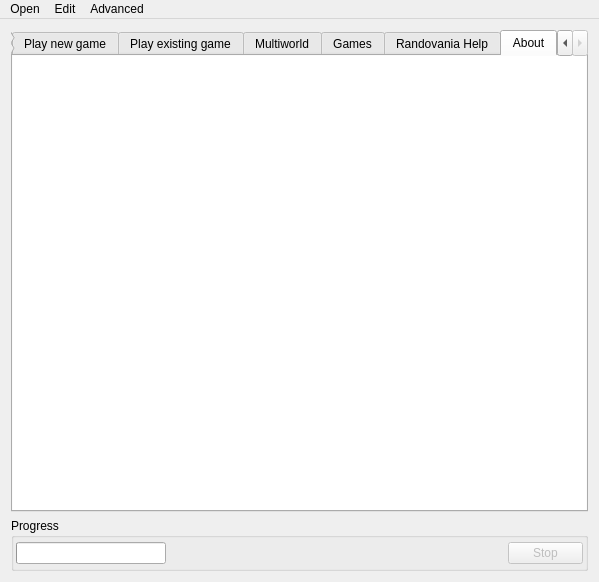
This is randovania/gui/ui_files/main_window.ui in randovania/randovania as Qt 5 draws it before an edit. The edited form follows.
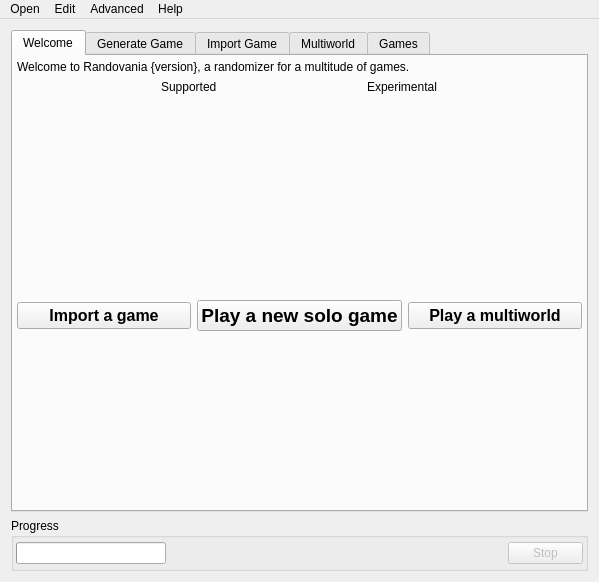
This is the edited form. The open tabs and pages were chosen to show the change. Custom widgets are drawn as their Qt base class.

Commit message: move help tabs to a dropdown menu/popup windows

```diff
--- a/randovania/gui/ui_files/main_window.ui
+++ b/randovania/gui/ui_files/main_window.ui
@@ -210,7 +210,7 @@
         <bool>true</bool>
        </property>
        <attribute name="title">
-        <string>Play new game</string>
+        <string>Generate Game</string>
        </attribute>
        <widget class="QWidget" name="play_new_contents">
         <property name="geometry">
@@ -225,7 +225,7 @@
       </widget>
       <widget class="QWidget" name="tab_play_existing">
        <attribute name="title">
-        <string>Play existing game</string>
+        <string>Import Game</string>
        </attribute>
        <layout class="QVBoxLayout" name="play_existing_layout">
         <item>
@@ -347,40 +347,6 @@
         <string>Games</string>
        </attribute>
       </widget>
-      <widget class="RandovaniaHelpWidget" name="help_tab">
-       <attribute name="title">
-        <string>Randovania Help</string>
-       </attribute>
-      </widget>
-      <widget class="QWidget" name="about_tab">
-       <attribute name="title">
-        <string>About</string>
-       </attribute>
-       <layout class="QGridLayout" name="about_layout">
-        <property name="leftMargin">
-         <number>0</number>
-        </property>
-        <property name="topMargin">
-         <number>0</number>
-        </property>
-        <property name="rightMargin">
-         <number>0</number>
-        </property>
-        <property name="bottomMargin">
-         <number>0</number>
-        </property>
-        <item row="0" column="0">
-         <widget class="QTextBrowser" name="about_text_browser">
-          <property name="frameShape">
-           <enum>QFrame::NoFrame</enum>
-          </property>
-          <property name="openExternalLinks">
-           <bool>true</bool>
-          </property>
-         </widget>
-        </item>
-       </layout>
-      </widget>
      </widget>
     </item>
     <item>
@@ -495,7 +461,7 @@
      <x>0</x>
      <y>0</y>
      <width>599</width>
-     <height>17</height>
+     <height>21</height>
     </rect>
    </property>
    <widget class="QMenu" name="menu_open">
@@ -540,9 +506,19 @@
     <addaction name="separator"/>
     <addaction name="menu_action_layout_editor"/>
    </widget>
+   <widget class="QMenu" name="menu_help">
+    <property name="title">
+     <string>Help</string>
+    </property>
+    <addaction name="menu_action_help"/>
+    <addaction name="menu_action_changelog"/>
+    <addaction name="separator"/>
+    <addaction name="menu_action_about"/>
+   </widget>
    <addaction name="menu_open"/>
    <addaction name="menu_edit"/>
    <addaction name="menu_advanced"/>
+   <addaction name="menu_help"/>
   </widget>
   <action name="menu_action_edit_existing_database">
    <property name="text">
@@ -618,12 +594,6 @@
  </widget>
  <layoutdefault spacing="6" margin="11"/>
  <customwidgets>
-  <customwidget>
-   <class>RandovaniaHelpWidget</class>
-   <extends>QTabWidget</extends>
-   <header>randovania/gui/widgets/randovania_help_widget.h</header>
-   <container>1</container>
-  </customwidget>
   <customwidget>
    <class>GamesHelpWidget</class>
    <extends>QTabWidget</extends>
```
Left out of the diff: 19 changed lines with no effect on the pictures. The commit also changes 3 other files.
